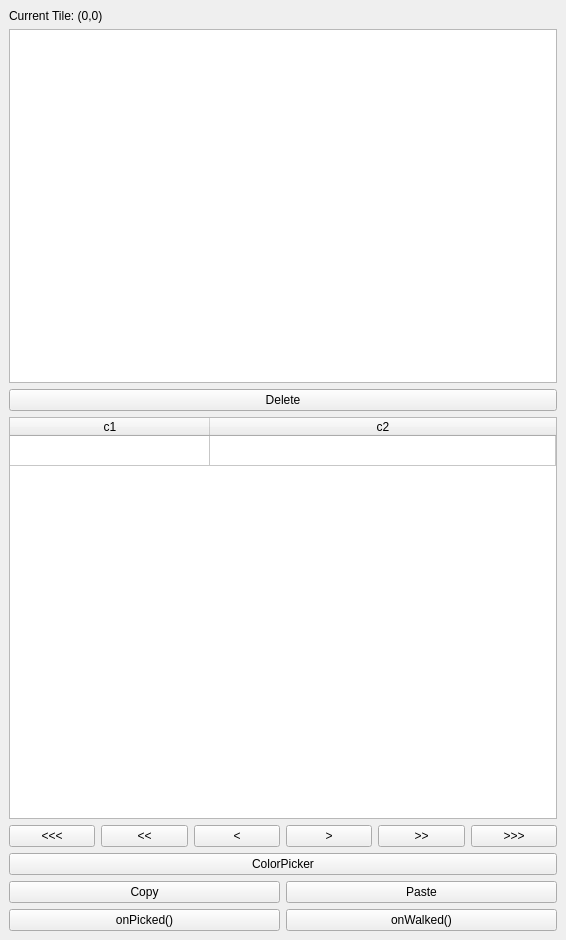
This is src/editor/gui/sceneGraphWindow.ui in snizzo/lucrezia as Qt 5 draws it before an edit. The edited form follows.
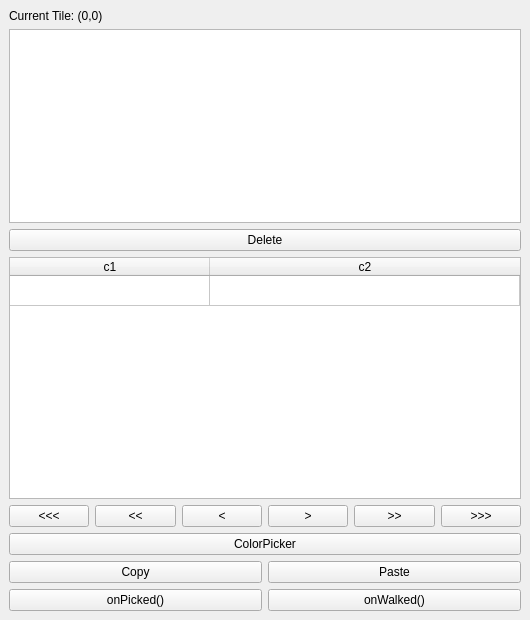
This is the edited form.

Patch:
```diff
--- a/src/editor/gui/sceneGraphWindow.ui
+++ b/src/editor/gui/sceneGraphWindow.ui
@@ -6,17 +6,32 @@
    <rect>
     <x>0</x>
     <y>0</y>
-    <width>566</width>
-    <height>940</height>
+    <width>530</width>
+    <height>620</height>
    </rect>
   </property>
+  <property name="sizePolicy">
+   <sizepolicy hsizetype="Minimum" vsizetype="Preferred">
+    <horstretch>0</horstretch>
+    <verstretch>0</verstretch>
+   </sizepolicy>
+  </property>
   <property name="windowTitle">
    <string>Scene Graph Browser</string>
   </property>
   <widget class="QWidget" name="centralwidget">
+   <property name="sizePolicy">
+    <sizepolicy hsizetype="Minimum" vsizetype="Preferred">
+     <horstretch>0</horstretch>
+     <verstretch>0</verstretch>
+    </sizepolicy>
+   </property>
    <layout class="QVBoxLayout" name="verticalLayout_2">
     <item>
      <layout class="QVBoxLayout" name="verticalLayout">
+      <property name="sizeConstraint">
+       <enum>QLayout::SetDefaultConstraint</enum>
+      </property>
       <item>
        <widget class="QLabel" name="cellinfo">
         <property name="text">
@@ -26,6 +41,12 @@
       </item>
       <item>
        <widget class="QListWidget" name="tileObjects">
+        <property name="sizePolicy">
+         <sizepolicy hsizetype="Minimum" vsizetype="Expanding">
+          <horstretch>0</horstretch>
+          <verstretch>0</verstretch>
+         </sizepolicy>
+        </property>
         <property name="horizontalScrollBarPolicy">
          <enum>Qt::ScrollBarAlwaysOff</enum>
         </property>
@@ -63,6 +84,12 @@
     </item>
     <item>
      <widget class="QTableWidget" name="propertiesTable">
+      <property name="sizePolicy">
+       <sizepolicy hsizetype="Expanding" vsizetype="Expanding">
+        <horstretch>0</horstretch>
+        <verstretch>0</verstretch>
+       </sizepolicy>
+      </property>
       <property name="horizontalScrollBarPolicy">
        <enum>Qt::ScrollBarAlwaysOff</enum>
       </property>
@@ -168,6 +195,9 @@
     </item>
     <item>
      <layout class="QHBoxLayout" name="horizontalLayout_3">
+      <property name="sizeConstraint">
+       <enum>QLayout::SetDefaultConstraint</enum>
+      </property>
       <item>
        <widget class="QPushButton" name="copyButton">
         <property name="text">
@@ -195,6 +225,12 @@
       </item>
       <item>
        <widget class="QPushButton" name="onWalkedButton">
+        <property name="sizePolicy">
+         <sizepolicy hsizetype="Minimum" vsizetype="Fixed">
+          <horstretch>0</horstretch>
+          <verstretch>0</verstretch>
+         </sizepolicy>
+        </property>
         <property name="text">
          <string>onWalked()</string>
         </property>
```
Left out of the diff: 16 changed lines with no effect on the pictures.
